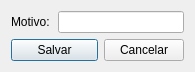
lellisls/ERP-STACCATO, file ui/apagaorcamento.ui: the form before one commit.
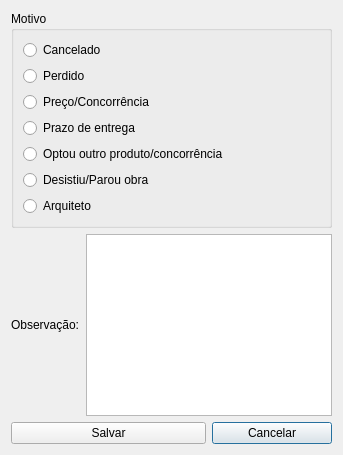
The form after the commit.

What changed in the file:
```diff
--- a/ui/apagaorcamento.ui
+++ b/ui/apagaorcamento.ui
@@ -9,8 +9,8 @@
    <rect>
     <x>0</x>
     <y>0</y>
-    <width>195</width>
-    <height>69</height>
+    <width>343</width>
+    <height>455</height>
    </rect>
   </property>
   <property name="windowTitle">
@@ -22,30 +22,91 @@
   <layout class="QGridLayout" name="gridLayout_2">
    <item row="0" column="0">
     <layout class="QGridLayout" name="gridLayout">
-     <item row="0" column="0">
-      <widget class="QLabel" name="labelMotivo">
-       <property name="text">
-        <string>Motivo:</string>
+     <item row="1" column="0" colspan="3">
+      <widget class="QGroupBox" name="groupBox">
+       <property name="title">
+        <string>Motivo</string>
        </property>
-      </widget>
-     </item>
-     <item row="0" column="1" colspan="2">
-      <widget class="QLineEdit" name="lineEditMotivo"/>
-     </item>
-     <item row="1" column="0" colspan="2">
-      <widget class="QPushButton" name="pushButtonSalvar">
-       <property name="text">
-        <string>Salvar</string>
+       <property name="flat">
+        <bool>false</bool>
        </property>
+       <layout class="QGridLayout" name="gridLayout_3">
+        <item row="5" column="0">
+         <widget class="QRadioButton" name="radioButtonPerdido_5">
+          <property name="text">
+           <string>Desistiu/Parou obra</string>
+          </property>
+         </widget>
+        </item>
+        <item row="4" column="0">
+         <widget class="QRadioButton" name="radioButtonPerdido_4">
+          <property name="text">
+           <string>Optou outro produto/concorrência</string>
+          </property>
+         </widget>
+        </item>
+        <item row="2" column="0">
+         <widget class="QRadioButton" name="radioButtonPerdido_2">
+          <property name="text">
+           <string>Preço/Concorrência</string>
+          </property>
+         </widget>
+        </item>
+        <item row="3" column="0">
+         <widget class="QRadioButton" name="radioButtonPerdido_3">
+          <property name="text">
+           <string>Prazo de entrega</string>
+          </property>
+         </widget>
+        </item>
+        <item row="0" column="0">
+         <widget class="QRadioButton" name="radioButtonCancelado">
+          <property name="text">
+           <string>Cancelado</string>
+          </property>
+         </widget>
+        </item>
+        <item row="1" column="0">
+         <widget class="QRadioButton" name="radioButtonPerdido">
+          <property name="text">
+           <string>Perdido</string>
+          </property>
+         </widget>
+        </item>
+        <item row="6" column="0">
+         <widget class="QRadioButton" name="radioButtonPerdido_6">
+          <property name="text">
+           <string>Arquiteto</string>
+          </property>
+         </widget>
+        </item>
+       </layout>
       </widget>
      </item>
-     <item row="1" column="2">
+     <item row="4" column="2">
       <widget class="QPushButton" name="pushButtonCancelar">
        <property name="text">
         <string>Cancelar</string>
        </property>
       </widget>
      </item>
+     <item row="4" column="0" colspan="2">
+      <widget class="QPushButton" name="pushButtonSalvar">
+       <property name="text">
+        <string>Salvar</string>
+       </property>
+      </widget>
+     </item>
+     <item row="2" column="0">
+      <widget class="QLabel" name="labelMotivo">
+       <property name="text">
+        <string>Observação:</string>
+       </property>
+      </widget>
+     </item>
+     <item row="2" column="1" colspan="2">
+      <widget class="QPlainTextEdit" name="plainTextEdit"/>
+     </item>
     </layout>
    </item>
   </layout>
```
